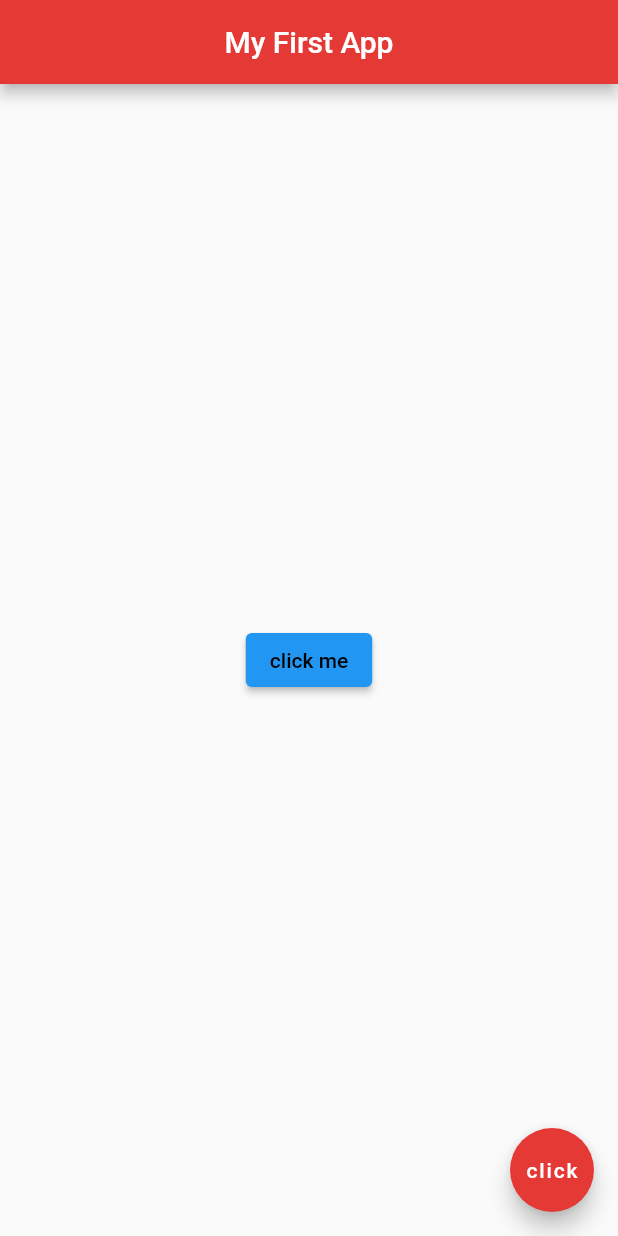
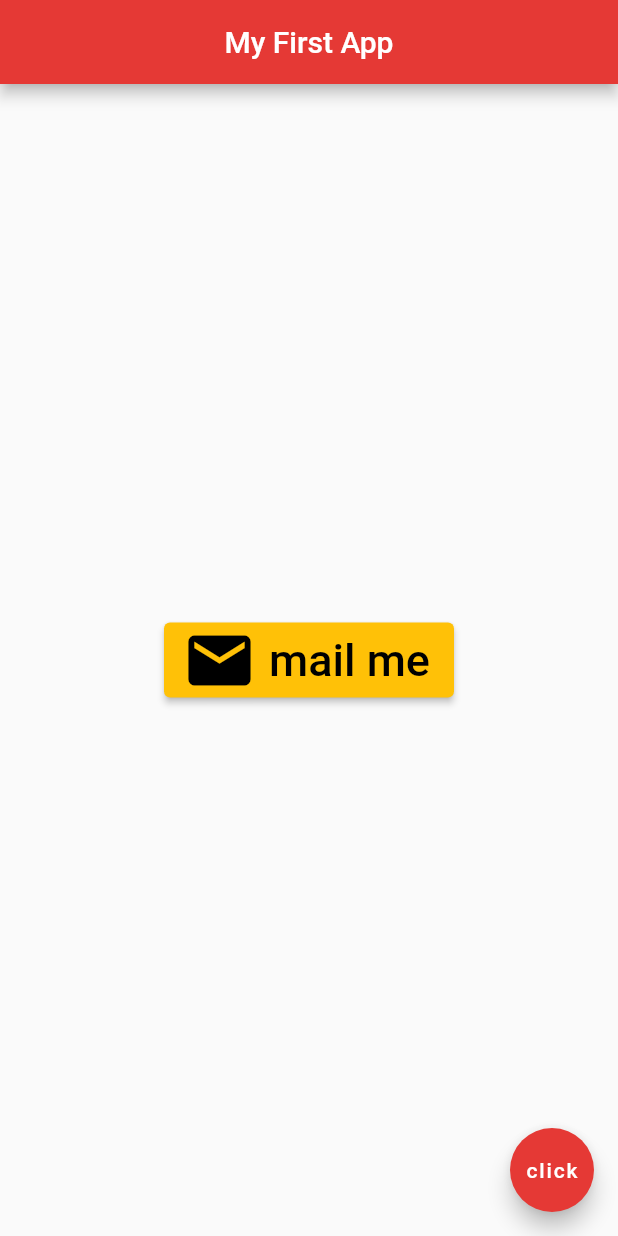
Before and after one commit to luquilo/flutter_101, a Flutter app: the screen it shows after launch, on a phone screen of 412 x 824 dp. Run offline on Flutter 3.47's test engine with Material 2 defaults, Android fonts, the phone set to English and light mode, and no system bars.

Commit message:
make a button that contain an icon in it

```diff
--- a/lib/main.dart
+++ b/lib/main.dart
@@ -20,15 +20,25 @@ class Home extends StatelessWidget {
           backgroundColor: Colors.red[600],
         ),
         body: Center(
-          child: ElevatedButton(
-            onPressed: () {
-              print('halo');
+          child: ElevatedButton.icon(
+            onPressed: (){
+              print('iam clicked');
             },
             style: ElevatedButton.styleFrom(
-              backgroundColor: Colors.blue,
+              backgroundColor: Colors.amber,
               foregroundColor: Colors.black,
             ),
-            child: Text('click me'),
+            icon: Icon(
+              Icons.mail,
+              size: 50,
+            ),
+            label: Text(
+              'mail me',
+              style: TextStyle(
+                color: Colors.black,
+                fontSize: 30.0,
+              ),
+            ),
           ),
         ),
         floatingActionButton: FloatingActionButton(
```
